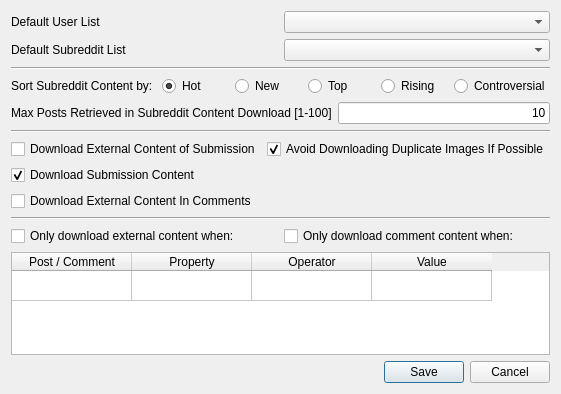
Above: settings.ui from NSchrading/redditDataExtractor before the change. Below: the same form after it.
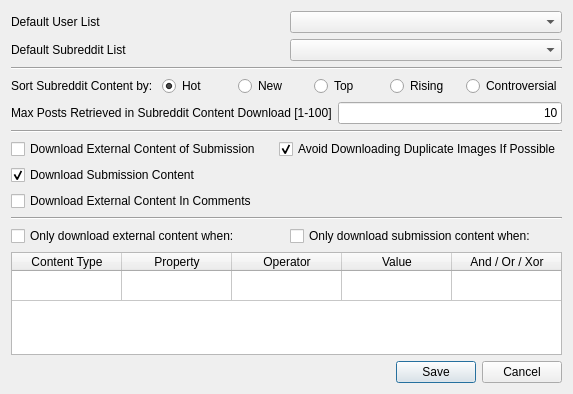
That is the form after the change.

What changed in the file:
```diff
--- a/settings.ui
+++ b/settings.ui
@@ -6,7 +6,7 @@
    <rect>
     <x>0</x>
     <y>0</y>
-    <width>502</width>
+    <width>573</width>
     <height>394</height>
    </rect>
   </property>
@@ -217,7 +217,7 @@
      <item>
       <widget class="QCheckBox" name="filterCommentContentCheckBox">
        <property name="text">
-        <string>Only download comment content when:</string>
+        <string>Only download submission content when:</string>
        </property>
       </widget>
      </item>
@@ -237,7 +237,7 @@
         <bool>true</bool>
        </attribute>
        <attribute name="horizontalHeaderDefaultSectionSize">
-        <number>120</number>
+        <number>110</number>
        </attribute>
        <attribute name="verticalHeaderVisible">
         <bool>false</bool>
@@ -252,7 +252,10 @@
        </row>
        <column>
         <property name="text">
-         <string>Post / Comment</string>
+         <string>Content Type</string>
+        </property>
+        <property name="toolTip">
+         <string>The type of content to filter by. Either submissions or comments within a submission.</string>
         </property>
        </column>
        <column>
@@ -268,6 +271,17 @@
        <column>
         <property name="text">
          <string>Value</string>
+        </property>
+        <property name="toolTip">
+         <string>The value to match by using the operator. If you want a boolean, enter True or False.</string>
+        </property>
+       </column>
+       <column>
+        <property name="text">
+         <string>And / Or / Xor</string>
+        </property>
+        <property name="toolTip">
+         <string>If you want multiple filters, select this box and select the operator to group the filters by. The filters must be the same. E.g. submission author equals &quot;foo&quot; AND comment score greater than 100.</string>
         </property>
        </column>
       </widget>
```
Left out of the diff: 15 changed lines with no effect on the pictures.
